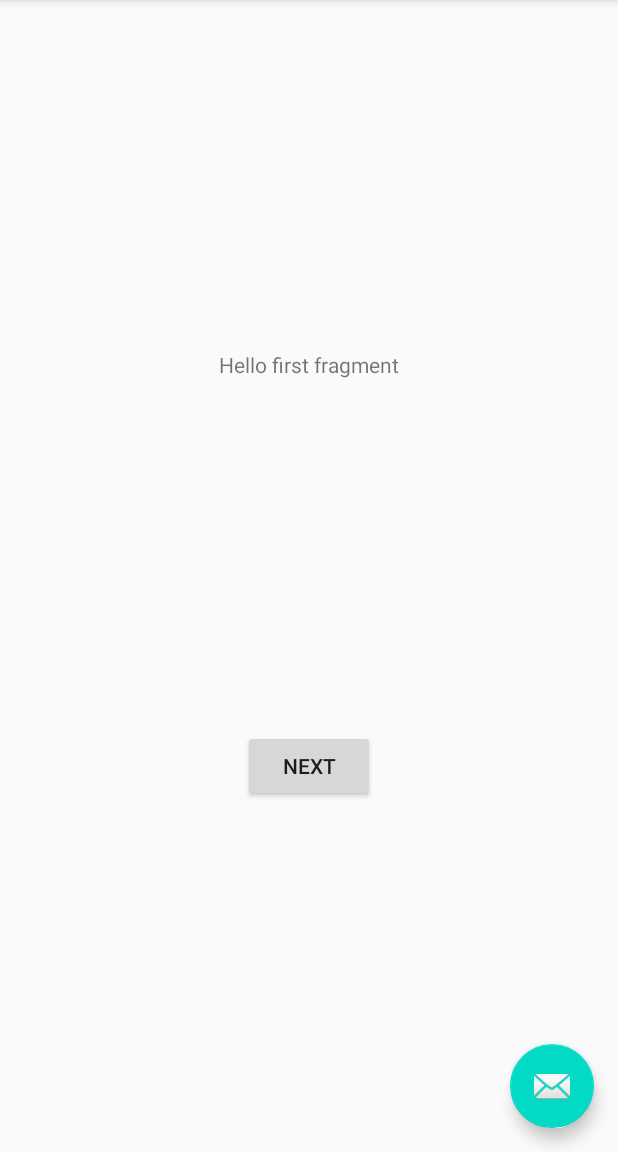
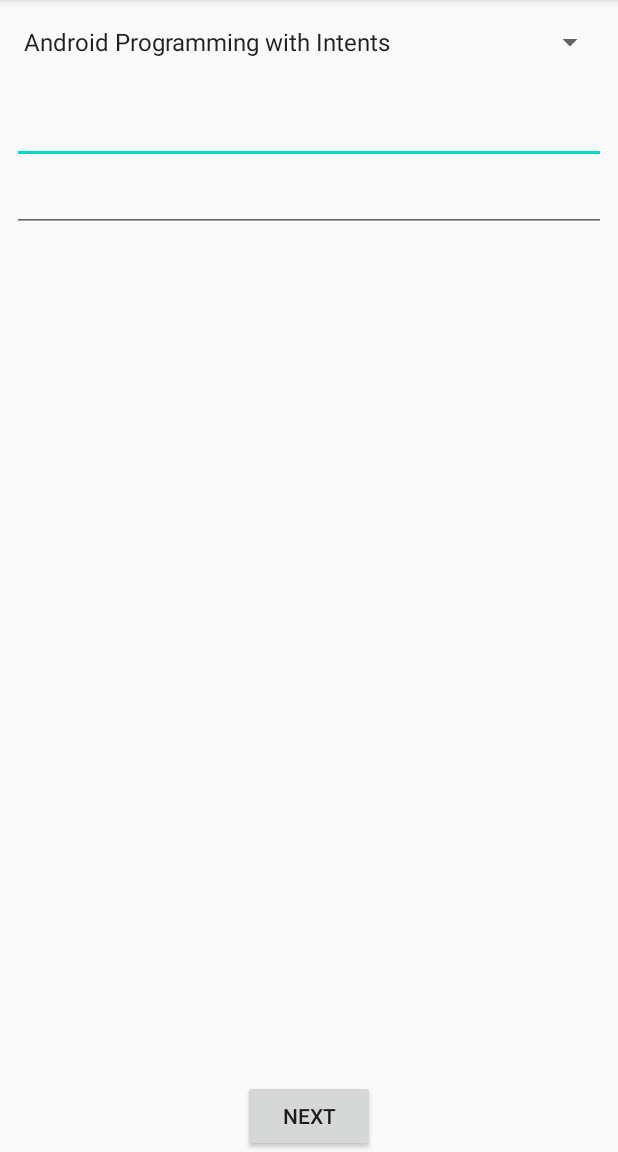
Before and after one commit to Robert-Wai/NoteKeeper, an Android app: the screen it shows after launch (NoteActivity), on a phone screen of 412 x 824 dp, the part 84-1236 px from its top. Run offline under Robolectric (Android 15) with nearby library versions, the phone set to English and light mode, and no system bars.

Commit message:
Loaded data into spinner

```diff
--- /dev/null
+++ b/app/src/main/java/com/robertwai/notekeeper/CourseInfo.java
@@ -0,0 +1,108 @@
+package com.robertwai.notekeeper;
+
+import android.database.Cursor;
+import android.os.Parcel;
+import android.os.Parcelable;
+
+import java.util.ArrayList;
+import java.util.List;
+
+public final class CourseInfo implements Parcelable {
+    private final String mCourseId;
+    private final String mTitle;
+    private final List<ModuleInfo> mModules;
+
+    public CourseInfo(String courseId, String title, List<ModuleInfo> modules) {
+        mCourseId = courseId;
+        mTitle = title;
+        mModules = modules;
+    }
+
+    private CourseInfo(Parcel source) {
+        mCourseId = source.readString();
+        mTitle = source.readString();
+        mModules = new ArrayList<ModuleInfo>();
+        source.readTypedList(mModules, ModuleInfo.CREATOR);
+    }
+
+    public String getCourseId() {
+        return mCourseId;
+    }
+
+    public String getTitle() {
+        return mTitle;
+    }
+
+    public List<ModuleInfo> getModules() {
+        return mModules;
+    }
+
+    public boolean[] getModulesCompletionStatus() {
+        boolean[] status = new boolean[mModules.size()];
+
+        for(int i=0; i < mModules.size(); i++)
+            status[i] = mModules.get(i).isComplete();
+
+        return status;
+    }
+
+    public void setModulesCompletionStatus(boolean[] status) {
+        for(int i=0; i < mModules.size(); i++)
+            mModules.get(i).setComplete(status[i]);
+    }
+
+    public ModuleInfo getModule(String moduleId) {
+        for(ModuleInfo moduleInfo: mModules) {
+            if(moduleId.equals(moduleInfo.getModuleId()))
+                return moduleInfo;
+        }
+        return null;
+    }
+
+    @Override
+    public String toString() {
+        return mTitle;
+    }
+
+    @Override
+    public boolean equals(Object o) {
+        if (this == o) return true;
+        if (o == null || getClass() != o.getClass()) return false;
+
+        CourseInfo that = (CourseInfo) o;
+
+        return mCourseId.equals(that.mCourseId);
+
+    }
+
+    @Override
+    public int hashCode() {
+        return mCourseId.hashCode();
+    }
+    @Override
+    public int describeContents() {
+        return 0;
+    }
+
+    @Override
+    public void writeToParcel(Parcel dest, int flags) {
+        dest.writeString(mCourseId);
+        dest.writeString(mTitle);
+        dest.writeTypedList(mModules);
+    }
+
+    public static final Parcelable.Creator<CourseInfo> CREATOR =
+            new Parcelable.Creator<CourseInfo>() {
+
+                @Override
+                public CourseInfo createFromParcel(Parcel source) {
+                    return new CourseInfo(source);
+                }
+
+                @Override
+                public CourseInfo[] newArray(int size) {
+                    return new CourseInfo[size];
+                }
+            };
+
+}
--- /dev/null
+++ b/app/src/main/java/com/robertwai/notekeeper/DataManager.java
@@ -0,0 +1,194 @@
+package com.robertwai.notekeeper;
+
+import java.util.ArrayList;
+import java.util.List;
+
+public class DataManager {
+    private static DataManager ourInstance = null;
+
+    private List<CourseInfo> mCourses = new ArrayList<>();
+    private List<NoteInfo> mNotes = new ArrayList<>();
+
+    public static DataManager getInstance() {
+        if(ourInstance == null) {
+            ourInstance = new DataManager();
+            ourInstance.initializeCourses();
+            ourInstance.initializeExampleNotes();
+        }
+        return ourInstance;
+    }
+
+    public String getCurrentUserName() {
+        return "Jim Wilson";
+    }
+
+    public String getCurrentUserEmail() {
+        return "jimw@jwhh.com";
+    }
+
+    public List<NoteInfo> getNotes() {
+        return mNotes;
+    }
+
+    public int createNewNote() {
+        NoteInfo note = new NoteInfo(null, null, null);
+        mNotes.add(note);
+        return mNotes.size() - 1;
+    }
+
+    public int findNote(NoteInfo note) {
+        for(int index = 0; index < mNotes.size(); index++) {
+            if(note.equals(mNotes.get(index)))
+                return index;
+        }
+
+        return -1;
+    }
+
+    public void removeNote(int index) {
+        mNotes.remove(index);
+    }
+
+    public List<CourseInfo> getCourses() {
+        return mCourses;
+    }
+
+    public CourseInfo getCourse(String id) {
+        for (CourseInfo course : mCourses) {
+            if (id.equals(course.getCourseId()))
+                return course;
+        }
+        return null;
+    }
+
+    public List<NoteInfo> getNotes(CourseInfo course) {
+        ArrayList<NoteInfo> notes = new ArrayList<>();
+        for(NoteInfo note:mNotes) {
+            if(course.equals(note.getCourse()))
+                notes.add(note);
+        }
+        return notes;
+    }
+
+    public int getNoteCount(CourseInfo course) {
+        int count = 0;
+        for(NoteInfo note:mNotes) {
+            if(course.equals(note.getCourse()))
+                count++;
+        }
+        return count;
+    }
+
+    private DataManager() {
+    }
+
+    //region Initialization code
+
+    private void initializeCourses() {
+        mCourses.add(initializeCourse1());
+        mCourses.add(initializeCourse2());
+        mCourses.add(initializeCourse3());
+        mCourses.add(initializeCourse4());
+    }
+
+    public void initializeExampleNotes() {
+        final DataManager dm = getInstance();
+
+        CourseInfo course = dm.getCourse("android_intents");
+        course.getModule("android_intents_m01").setComplete(true);
+        course.getModule("android_intents_m02").setComplete(true);
+        course.getModule("android_intents_m03").setComplete(true);
+        mNotes.add(new NoteInfo(course, "Dynamic intent resolution",
+                "Wow, intents allow components to be resolved at runtime"));
+        mNotes.add(new NoteInfo(course, "Delegating intents",
+                "PendingIntents are powerful; they delegate much more than just a component invocation"));
+
+        course = dm.getCourse("android_async");
+        course.getModule("android_async_m01").setComplete(true);
+        course.getModule("android_async_m02").setComplete(true);
+        mNotes.add(new NoteInfo(course, "Service default threads",
+                "Did you know that by default an Android Service will tie up the UI thread?"));
+        mNotes.add(new NoteInfo(course, "Long running operations",
+                "Foreground Services can be tied to a notification icon"));
+
+        course = dm.getCourse("java_lang");
+        course.getModule("java_lang_m01").setComplete(true);
+        course.getModule("java_lang_m02").setComplete(true);
+        course.getModule("java_lang_m03").setComplete(true);
+        course.getModule("java_lang_m04").setComplete(true);
+        course.getModule("java_lang_m05").setComplete(true);
+        course.getModule("java_lang_m06").setComplete(true);
+        course.getModule("java_lang_m07").setComplete(true);
+        mNotes.add(new NoteInfo(course, "Parameters",
+                "Leverage variable-length parameter lists"));
+        mNotes.add(new NoteInfo(course, "Anonymous classes",
+                "Anonymous classes simplify implementing one-use types"));
+
+        course = dm.getCourse("java_core");
+        course.getModule("java_core_m01").setComplete(true);
+        course.getModule("java_core_m02").setComplete(true);
+        course.getModule("java_core_m03").setComplete(true);
+        mNotes.add(new NoteInfo(course, "Compiler options",
+                "The -jar option isn't compatible with with the -cp option"));
+        mNotes.add(new NoteInfo(course, "Serialization",
+                "Remember to include SerialVersionUID to assure version compatibility"));
+    }
+
+    private CourseInfo initializeCourse1() {
+        List<ModuleInfo> modules = new ArrayList<>();
+        modules.add(new ModuleInfo("android_intents_m01", "Android Late Binding and Intents"));
+        modules.add(new ModuleInfo("android_intents_m02", "Component activation with intents"));
+        modules.add(new ModuleInfo("android_intents_m03", "Delegation and Callbacks through PendingIntents"));
+        modules.add(new ModuleInfo("android_intents_m04", "IntentFilter data tests"));
+        modules.add(new ModuleInfo("android_intents_m05", "Working with Platform Features Through Intents"));
+
+        return new CourseInfo("android_intents", "Android Programming with Intents", modules);
+    }
+
+    private CourseInfo initializeCourse2() {
+        List<ModuleInfo> modules = new ArrayList<>();
+        modules.add(new ModuleInfo("android_async_m01", "Challenges to a responsive user experience"));
+        modules.add(new ModuleInfo("android_async_m02", "Implementing long-running operations as a service"));
+        modules.add(new ModuleInfo("android_async_m03", "Service lifecycle management"));
+        modules.add(new ModuleInfo("android_async_m04", "Interacting with services"));
+
+        return new CourseInfo("android_async", "Android Async Programming and Services", modules);
+    }
+
+    private CourseInfo initializeCourse3() {
+        List<ModuleInfo> modules = new ArrayList<>();
+        modules.add(new ModuleInfo("java_lang_m01", "Introduction and Setting up Your Environment"));
+        modules.add(new ModuleInfo("java_lang_m02", "Creating a Simple App"));
+        modules.add(new ModuleInfo("java_lang_m03", "Variables, Data Types, and Math Operators"));
+        modules.add(new ModuleInfo("java_lang_m04", "Conditional Logic, Looping, and Arrays"));
+        modules.add(new ModuleInfo("java_lang_m05", "Representing Complex Types with Classes"));
+        modules.add(new ModuleInfo("java_lang_m06", "Class Initializers and Constructors"));
+        modules.add(new ModuleInfo("java_lang_m07", "A Closer Look at Parameters"));
+        modules.add(new ModuleInfo("java_lang_m08", "Class Inheritance"));
+        modules.add(new ModuleInfo("java_lang_m09", "More About Data Types"));
+        modules.add(new ModuleInfo("java_lang_m10", "Exceptions and Error Handling"));
+        modules.add(new ModuleInfo("java_lang_m11", "Working with Packages"));
+        modules.add(new ModuleInfo("java_lang_m12", "Creating Abstract Relationships with Interfaces"));
+        modules.add(new ModuleInfo("java_lang_m13", "Static Members, Nested Types, and Anonymous Classes"));
+
+        return new CourseInfo("java_lang", "Java Fundamentals: The Java Language", modules);
+    }
+
+    private CourseInfo initializeCourse4() {
+        List<ModuleInfo> modules = new ArrayList<>();
+        modules.add(new ModuleInfo("java_core_m01", "Introduction"));
+        modules.add(new ModuleInfo("java_core_m02", "Input and Output with Streams and Files"));
+        modules.add(new ModuleInfo("java_core_m03", "String Formatting and Regular Expressions"));
+        modules.add(new ModuleInfo("java_core_m04", "Working with Collections"));
+        modules.add(new ModuleInfo("java_core_m05", "Controlling App Execution and Environment"));
+        modules.add(new ModuleInfo("java_core_m06", "Capturing Application Activity with the Java Log System"));
+        modules.add(new ModuleInfo("java_core_m07", "Multithreading and Concurrency"));
+        modules.add(new ModuleInfo("java_core_m08", "Runtime Type Information and Reflection"));
+        modules.add(new ModuleInfo("java_core_m09", "Adding Type Metadata with Annotations"));
+        modules.add(new ModuleInfo("java_core_m10", "Persisting Objects with Serialization"));
+
+        return new CourseInfo("java_core", "Java Fundamentals: The Core Platform", modules);
+    }
+    //endregion
+
+}
--- a/app/src/main/java/com/robertwai/notekeeper/FirstFragment.java
+++ b/app/src/main/java/com/robertwai/notekeeper/FirstFragment.java
@@ -4,10 +4,14 @@ import android.os.Bundle;
 import android.view.LayoutInflater;
 import android.view.View;
 import android.view.ViewGroup;
+import android.widget.ArrayAdapter;
+import android.widget.Spinner;
 
 import androidx.annotation.NonNull;
 import androidx.fragment.app.Fragment;
 import androidx.navigation.fragment.NavHostFragment;
+
+import java.util.List;
 
 public class FirstFragment extends Fragment {
 
@@ -30,5 +34,12 @@ public class FirstFragment extends Fragment {
                         .navigate(R.id.action_FirstFragment_to_SecondFragment);
             }
         });
+
+
+        Spinner spinnerCourses = view.findViewById(R.id.spinner_courses);
+        List<CourseInfo> courses = DataManager.getInstance().getCourses();
+        ArrayAdapter<CourseInfo> adapterCourses = new ArrayAdapter<CourseInfo>(view.getContext(), android.R.layout.simple_spinner_item, courses);
+        adapterCourses.setDropDownViewResource(android.R.layout.simple_spinner_dropdown_item);
+        spinnerCourses.setAdapter(adapterCourses);
     }
 }
--- /dev/null
+++ b/app/src/main/java/com/robertwai/notekeeper/ModuleInfo.java
@@ -0,0 +1,89 @@
+package com.robertwai.notekeeper;
+
+import android.os.Parcel;
+import android.os.Parcelable;
+
+public final class ModuleInfo implements Parcelable {
+    private final String mModuleId;
+    private final String mTitle;
+    private boolean mIsComplete = false;
+
+    public ModuleInfo(String moduleId, String title) {
+        this(moduleId, title, false);
+    }
+
+    public ModuleInfo(String moduleId, String title, boolean isComplete) {
+        mModuleId = moduleId;
+        mTitle = title;
+        mIsComplete = isComplete;
+    }
+
+    private ModuleInfo(Parcel source) {
+        mModuleId = source.readString();
+        mTitle = source.readString();
+        mIsComplete = source.readByte() == 1;
+    }
+
+    public String getModuleId() {
+        return mModuleId;
+    }
+
+    public String getTitle() {
+        return mTitle;
+    }
+
+    public boolean isComplete() {
+        return mIsComplete;
+    }
+
+    public void setComplete(boolean complete) {
+        mIsComplete = complete;
+    }
+
+    @Override
+    public String toString() {
+        return mTitle;
+    }
+
+    @Override
+    public boolean equals(Object o) {
+        if (this == o) return true;
+        if (o == null || getClass() != o.getClass()) return false;
+
+        ModuleInfo that = (ModuleInfo) o;
+
+        return mModuleId.equals(that.mModuleId);
+    }
+
+    @Override
+    public int hashCode() {
+        return mModuleId.hashCode();
+    }
+
+    @Override
+    public int describeContents() {
+        return 0;
+    }
+
+    @Override
+    public void writeToParcel(Parcel dest, int flags) {
+        dest.writeString(mModuleId);
+        dest.writeString(mTitle);
+        dest.writeByte((byte)(mIsComplete ? 1 : 0));
+    }
+
+    public static final Parcelable.Creator<ModuleInfo> CREATOR =
+            new Parcelable.Creator<ModuleInfo>() {
+
+                @Override
+                public ModuleInfo createFromParcel(Parcel source) {
+                    return new ModuleInfo(source);
+                }
+
+                @Override
+                public ModuleInfo[] newArray(int size) {
+                    return new ModuleInfo[size];
+                }
+            };
+
+}
--- a/app/src/main/java/com/robertwai/notekeeper/NoteActivity.java
+++ b/app/src/main/java/com/robertwai/notekeeper/NoteActivity.java
@@ -11,6 +11,10 @@ import androidx.appcompat.widget.Toolbar;
 import android.view.View;
 import android.view.Menu;
 import android.view.MenuItem;
+import android.widget.ArrayAdapter;
+import android.widget.Spinner;
+
+import java.util.List;
 
 public class NoteActivity extends AppCompatActivity {
 
@@ -20,15 +24,6 @@ public class NoteActivity extends AppCompatActivity {
         setContentView(R.layout.activity_note);
         Toolbar toolbar = findViewById(R.id.toolbar);
         setSupportActionBar(toolbar);
-
-        FloatingActionButton fab = findViewById(R.id.fab);
-        fab.setOnClickListener(new View.OnClickListener() {
-            @Override
-            public void onClick(View view) {
-                Snackbar.make(view, "Replace with your own action", Snackbar.LENGTH_LONG)
-                        .setAction("Action", null).show();
-            }
-        });
     }
 
     @Override
--- /dev/null
+++ b/app/src/main/java/com/robertwai/notekeeper/NoteInfo.java
@@ -0,0 +1,65 @@
+package com.robertwai.notekeeper;
+
+import android.os.Parcel;
+import android.os.Parcelable;
+
+public final class NoteInfo {
+    private CourseInfo mCourse;
+    private String mTitle;
+    private String mText;
+
+    public NoteInfo(CourseInfo course, String title, String text) {
+        mCourse = course;
+        mTitle = title;
+        mText = text;
+    }
+
+    public CourseInfo getCourse() {
+        return mCourse;
+    }
+
+    public void setCourse(CourseInfo course) {
+        mCourse = course;
+    }
+
+    public String getTitle() {
+        return mTitle;
+    }
+
+    public void setTitle(String title) {
+        mTitle = title;
+    }
+
+    public String getText() {
+        return mText;
+    }
+
+    public void setText(String text) {
+        mText = text;
+    }
+
+    private String getCompareKey() {
+        return mCourse.getCourseId() + "|" + mTitle + "|" + mText;
+    }
+
+    @Override
+    public boolean equals(Object o) {
+        if (this == o) return true;
+        if (o == null || getClass() != o.getClass()) return false;
+
+        NoteInfo that = (NoteInfo) o;
+
+        return getCompareKey().equals(that.getCompareKey());
+    }
+
+    @Override
+    public int hashCode() {
+        return getCompareKey().hashCode();
+    }
+
+    @Override
+    public String toString() {
+        return getCompareKey();
+    }
+
+}
--- a/app/src/main/res/layout/activity_note.xml
+++ b/app/src/main/res/layout/activity_note.xml
@@ -22,12 +22,4 @@
 
     <include layout="@layout/content_note" />
 
-    <com.google.android.material.floatingactionbutton.FloatingActionButton
-        android:id="@+id/fab"
-        android:layout_width="wrap_content"
-        android:layout_height="wrap_content"
-        android:layout_gravity="bottom|end"
-        android:layout_margin="@dimen/fab_margin"
-        app:srcCompat="@android:drawable/ic_dialog_email" />
-
 </androidx.coordinatorlayout.widget.CoordinatorLayout>
--- a/app/src/main/res/layout/fragment_first.xml
+++ b/app/src/main/res/layout/fragment_first.xml
@@ -6,16 +6,6 @@
     android:layout_height="match_parent"
     tools:context=".FirstFragment">
 
-    <TextView
-        android:id="@+id/textview_first"
-        android:layout_width="wrap_content"
-        android:layout_height="wrap_content"
-        android:text="@string/hello_first_fragment"
-        app:layout_constraintBottom_toTopOf="@id/button_first"
-        app:layout_constraintEnd_toEndOf="parent"
-        app:layout_constraintStart_toStartOf="parent"
-        app:layout_constraintTop_toTopOf="parent" />
-
     <Button
         android:id="@+id/button_first"
         android:layout_width="wrap_content"
@@ -23,6 +13,39 @@
         android:text="@string/next"
         app:layout_constraintBottom_toBottomOf="parent"
         app:layout_constraintEnd_toEndOf="parent"
+        app:layout_constraintStart_toStartOf="parent" />
+
+    <Spinner
+        android:id="@+id/spinner_courses"
+        android:layout_width="0dp"
+        android:layout_height="wrap_content"
+        android:layout_marginStart="8dp"
+        android:layout_marginTop="16dp"
+        android:layout_marginEnd="8dp"
+        app:layout_constraintEnd_toEndOf="parent"
         app:layout_constraintStart_toStartOf="parent"
-        app:layout_constraintTop_toBottomOf="@id/textview_first" />
+        app:layout_constraintTop_toTopOf="parent" />
+
+    <EditText
+        android:id="@+id/text_note_title"
+        android:layout_width="0dp"
+        android:layout_height="wrap_content"
+        android:layout_marginTop="24dp"
+        android:ems="10"
+        android:gravity="start|top"
+        android:inputType="textMultiLine"
+        app:layout_constraintEnd_toEndOf="@+id/spinner_courses"
+        app:layout_constraintStart_toStartOf="@+id/spinner_courses"
+        app:layout_constraintTop_toBottomOf="@+id/spinner_courses" />
+
+    <EditText
+        android:id="@+id/text_note_text"
+        android:layout_width="0dp"
+        android:layout_height="wrap_content"
+        android:ems="10"
+        android:gravity="start|top"
+        android:inputType="textMultiLine"
+        app:layout_constraintEnd_toEndOf="@+id/text_note_title"
+        app:layout_constraintStart_toStartOf="@+id/text_note_title"
+        app:layout_constraintTop_toBottomOf="@+id/text_note_title" />
 </androidx.constraintlayout.widget.ConstraintLayout>
```
